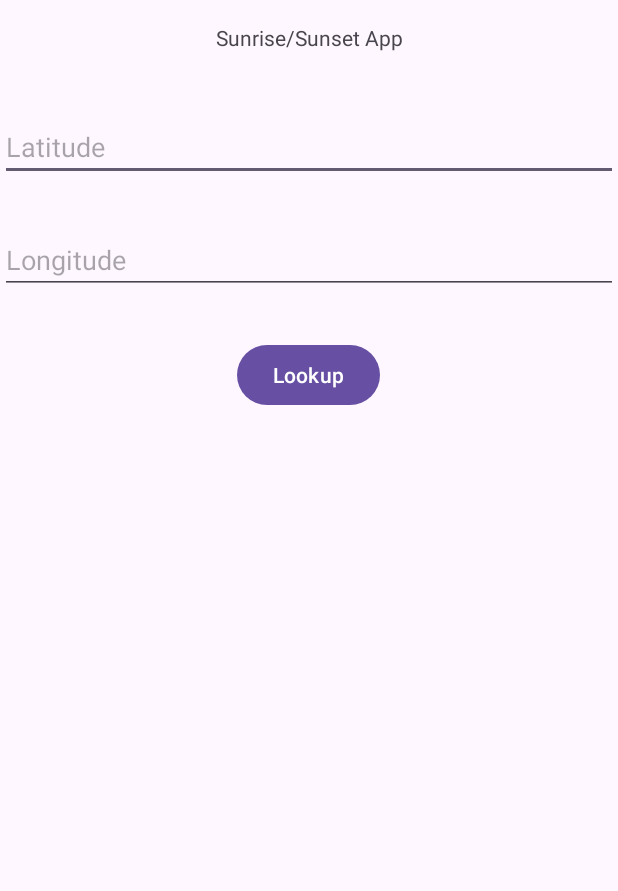
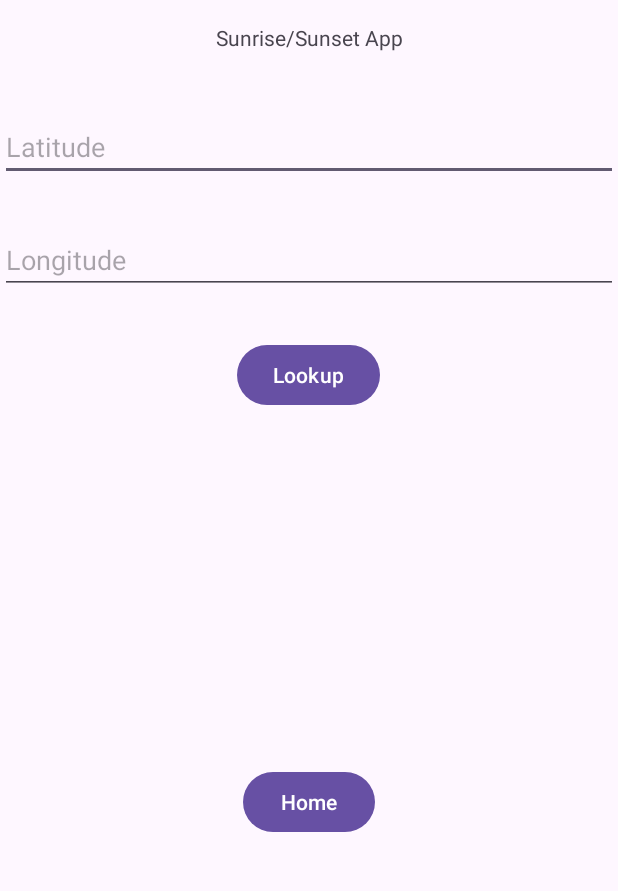
Before and after one commit to cyche12/android_group_project, an Android app: the Sunrise_Search screen opened directly, with no data from a screen before it, on a phone screen of 412 x 824 dp, the part 44-935 px from its top. Run offline under Robolectric (Android 15) with nearby library versions, the phone set to English and light mode, and no system bars; our stand-ins replace Room's generated code.

Commit message:
Shilpi added - Not functional yet Signed-off-by: cyche12 <141588141+cyche12@users.noreply.github.com>
Signed-off-by: cyche12 <141588141+cyche12@users.noreply.github.com>

```diff
--- a/app/src/main/java/algonquin/cst2335/android_group_project/SongAPI.java
+++ b/app/src/main/java/algonquin/cst2335/android_group_project/SongAPI.java
@@ -30,7 +30,7 @@ public class SongAPI extends AppCompatActivity {
     @Override
     protected void onCreate(Bundle savedInstanceState) {
         super.onCreate(savedInstanceState);
-        setContentView(R.layout.activity_main);
+        setContentView(R.layout.api_song);
 
         searchInput = findViewById(R.id.etSearchInput);
         searchButton = findViewById(R.id.btnSearch);
--- a/app/src/main/java/algonquin/cst2335/android_group_project/Sunrise_Search.java
+++ b/app/src/main/java/algonquin/cst2335/android_group_project/Sunrise_Search.java
@@ -28,14 +28,20 @@ public class Sunrise_Search extends AppCompatActivity {
         setContentView(binding.getRoot());
         EditText latitudeEditText = findViewById(R.id.y_coordinate);
         EditText longitudeEditText = findViewById(R.id.x_coordinate);
+        Button homeButton = findViewById(R.id.home_button);
         Button searchButton = findViewById(R.id.search_button);
         Sunrise_Data sunriseData = new Sunrise_Data();
         sunriseData.x_coordinate = String.valueOf(latitudeEditText);
         sunriseData.y_coordinate = String.valueOf(longitudeEditText);
-
+        Intent homeIntent = new Intent(Sunrise_Search.this, MainActivity.class);
         SharedPreferences dataStorage = getSharedPreferences("dataEntered", MODE_PRIVATE);
         String latitude = dataStorage.getString("latitude", String.valueOf(latitudeEditText));
         String longitude = dataStorage.getString("longitude", String.valueOf(longitudeEditText));
+
+        homeButton.setOnClickListener(click -> {
+            startActivity(homeIntent);
+        });
+
 
         searchButton.setOnClickListener(click -> {
             String latitudeInputText = latitudeEditText.getText().toString().trim();
--- a/app/src/main/res/layout/activity_song_details.xml
+++ b/app/src/main/res/layout/activity_song_details.xml
@@ -17,7 +17,7 @@
             app:layout_constraintTop_toTopOf="parent"
             app:layout_constraintStart_toStartOf="parent"
             app:layout_constraintEnd_toEndOf="parent"
-            app:srcCompat="@drawable/ic_album_placeholder" /> <!-- Replace with a placeholder or actual image URL -->
+            app:srcCompat="@drawable/cat_5646889_640" /> <!-- Replace with a placeholder or actual image URL -->
 
         <TextView
             android:id="@+id/songTitle"
--- a/app/src/main/res/layout/sunrise_search.xml
+++ b/app/src/main/res/layout/sunrise_search.xml
@@ -60,5 +60,15 @@
         app:layout_constraintStart_toStartOf="parent"
         app:layout_constraintTop_toBottomOf="@+id/x_coordinate" />
 
+    <Button
+        android:id="@+id/home_button"
+        android:layout_width="wrap_content"
+        android:layout_height="wrap_content"
+        android:text="@string/main_page"
+        app:layout_constraintBottom_toBottomOf="parent"
+        app:layout_constraintEnd_toEndOf="parent"
+        app:layout_constraintStart_toStartOf="parent"
+        app:layout_constraintTop_toBottomOf="@+id/search_button" />
+
 
 </androidx.constraintlayout.widget.ConstraintLayout>
```
Also changed, not shown: app/src/main/res/values/strings.xml (+10 -0 lines).
